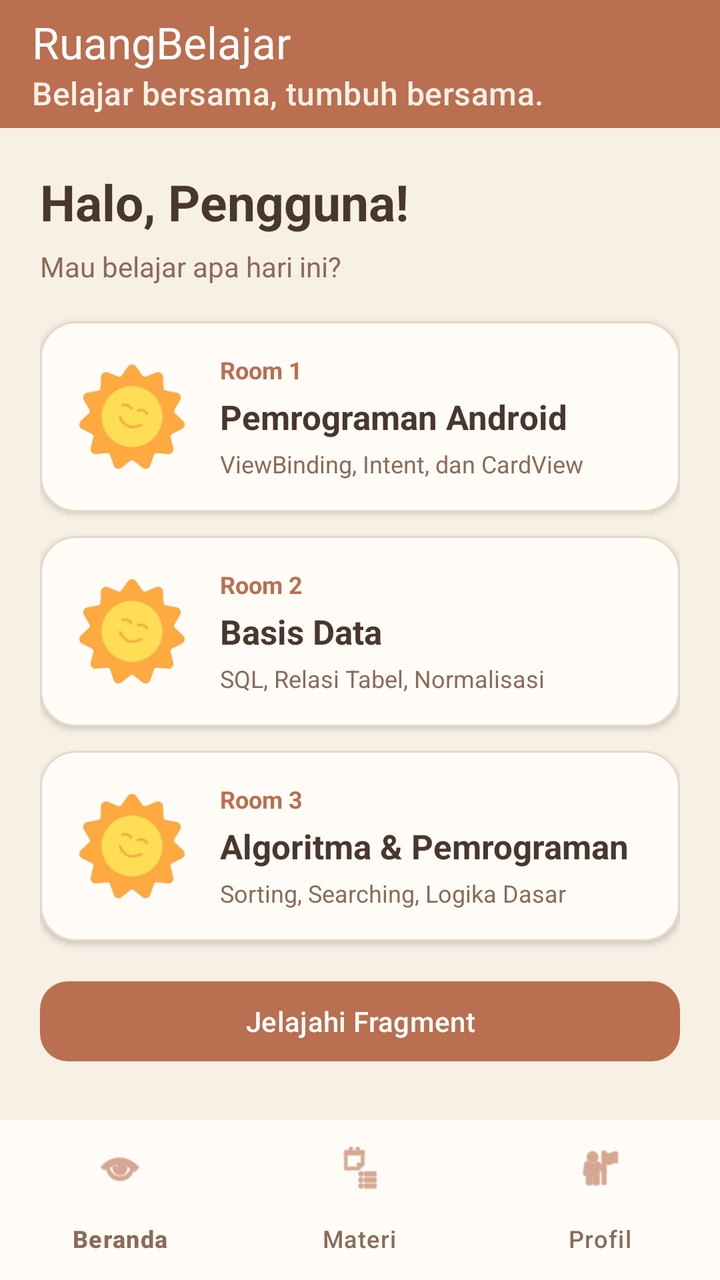
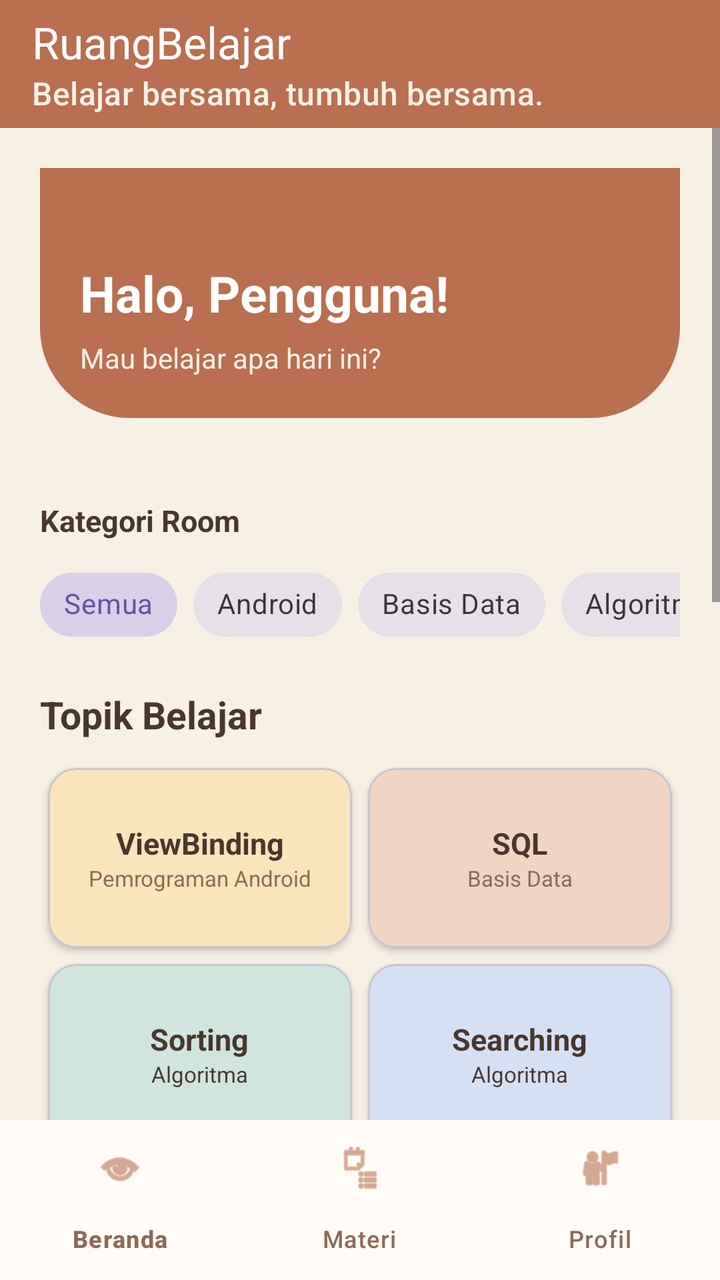

Two renders of the same Android screen: before a commit and after it. Below are the layout's source before the change and the commit's diff.
<!-- AndroidManifest.xml: application theme Theme.Wawa_tia -->
<!-- res/layout/activity_main.xml -->
<?xml version="1.0" encoding="utf-8"?>
<androidx.constraintlayout.widget.ConstraintLayout
    xmlns:android="http://schemas.android.com/apk/res/android"
    xmlns:app="http://schemas.android.com/apk/res-auto"
    android:id="@+id/main"
    android:layout_width="match_parent"
    android:layout_height="match_parent"
    android:background="#F7F0E5">

    <androidx.appcompat.widget.Toolbar
        android:id="@+id/toolbarMain"
        android:layout_width="0dp"
        android:layout_height="?attr/actionBarSize"
        android:background="#B96F50"
        app:title="RuangBelajar"
        app:subtitle="Belajar bersama, tumbuh bersama."
        app:titleTextColor="#FFFFFF"
        app:subtitleTextColor="#F7F0E5"
        app:layout_constraintTop_toTopOf="parent"
        app:layout_constraintStart_toStartOf="parent"
        app:layout_constraintEnd_toEndOf="parent" />

    <FrameLayout
        android:id="@+id/contentContainer"
        android:layout_width="0dp"
        android:layout_height="0dp"
        app:layout_constraintTop_toBottomOf="@id/toolbarMain"
        app:layout_constraintBottom_toTopOf="@id/bottomNavigation"
        app:layout_constraintStart_toStartOf="parent"
        app:layout_constraintEnd_toEndOf="parent">

        <ScrollView
            android:id="@+id/scrollHome"
            android:layout_width="match_parent"
            android:layout_height="match_parent"
            android:fillViewport="true">

            <LinearLayout
                android:layout_width="match_parent"
                android:layout_height="wrap_content"
                android:orientation="vertical"
                android:padding="20dp">

                <TextView
                    android:id="@+id/tvGreeting"
                    android:layout_width="match_parent"
                    android:layout_height="wrap_content"
                    android:text="Halo, Pengguna!"
                    android:textColor="#49372E"
                    android:textSize="25sp"
                    android:textStyle="bold" />

                <TextView
                    android:layout_width="match_parent"
                    android:layout_height="wrap_content"
                    android:layout_marginTop="6dp"
                    android:layout_marginBottom="18dp"
                    android:text="Mau belajar apa hari ini?"
                    android:textColor="#8B6B58"
                    android:textSize="14sp" />

                <com.google.android.material.card.MaterialCardView
                    android:id="@+id/cardRoom1"
                    android:layout_width="match_parent"
                    android:layout_height="wrap_content"
                    android:layout_marginBottom="12dp"
                    app:cardBackgroundColor="#FFFCF7"
                    app:cardCornerRadius="18dp"
                    app:cardElevation="2dp"
                    app:strokeColor="#E8D7C3"
                    app:strokeWidth="1dp">

                    <LinearLayout
                        android:layout_width="match_parent"
                        android:layout_height="wrap_content"
                        android:gravity="center_vertical"
                        android:orientation="horizontal"
                        android:padding="16dp">

                        <ImageView
                            android:layout_width="60dp"
                            android:layout_height="60dp"
                            android:contentDescription="Ikon Pemrograman Android"
                            android:src="@drawable/sunnieuser"
                            android:scaleType="fitCenter" />

                        <LinearLayout
                            android:layout_width="0dp"
                            android:layout_height="wrap_content"
                            android:layout_marginStart="14dp"
                            android:layout_weight="1"
                            android:orientation="vertical">

                            <TextView
                                android:layout_width="match_parent"
                                android:layout_height="wrap_content"
                                android:text="Room 1"
                                android:textColor="#B96F50"
                                android:textSize="12sp"
                                android:textStyle="bold" />

                            <TextView
                                android:layout_width="match_parent"
                                android:layout_height="wrap_content"
                                android:layout_marginTop="4dp"
                                android:text="Pemrograman Android"
                                android:textColor="#49372E"
                                android:textSize="17sp"
                                android:textStyle="bold" />

                            <TextView
                                android:layout_width="match_parent"
                                android:layout_height="wrap_content"
                                android:layout_marginTop="4dp"
                                android:text="ViewBinding, Intent, dan CardView"
                                android:textColor="#8B6B58"
                                android:textSize="12sp" />
                        </LinearLayout>
                    </LinearLayout>
                </com.google.android.material.card.MaterialCardView>

                <com.google.android.material.card.MaterialCardView
                    android:id="@+id/cardRoom2"
                    android:layout_width="match_parent"
                    android:layout_height="wrap_content"
                    android:layout_marginBottom="12dp"
                    app:cardBackgroundColor="#FFFCF7"
                    app:cardCornerRadius="18dp"
                    app:cardElevation="2dp"
                    app:strokeColor="#E8D7C3"
                    app:strokeWidth="1dp">

                    <LinearLayout
                        android:layout_width="match_parent"
                        android:layout_height="wrap_content"
                        android:gravity="center_vertical"
                        android:orientation="horizontal"
                        android:padding="16dp">

                        <ImageView
                            android:layout_width="60dp"
                            android:layout_height="60dp"
                            android:contentDescription="Ikon Basis Data"
                            android:src="@drawable/sunnieuser"
                            android:scaleType="fitCenter" />

                        <LinearLayout
                            android:layout_width="0dp"
                            android:layout_height="wrap_content"
                            android:layout_marginStart="14dp"
                            android:layout_weight="1"
                            android:orientation="vertical">

                            <TextView
                                android:layout_width="match_parent"
                                android:layout_height="wrap_content"
                                android:text="Room 2"
                                android:textColor="#B96F50"
                                android:textSize="12sp"
                                android:textStyle="bold" />

                            <TextView
                                android:layout_width="match_parent"
                                android:layout_height="wrap_content"
                                android:layout_marginTop="4dp"
                                android:text="Basis Data"
                                android:textColor="#49372E"
                                android:textSize="17sp"
                                android:textStyle="bold" />

                            <TextView
                                android:layout_width="match_parent"
                                android:layout_height="wrap_content"
                                android:layout_marginTop="4dp"
                                android:text="SQL, Relasi Tabel, Normalisasi"
                                android:textColor="#8B6B58"
                                android:textSize="12sp" />
                        </LinearLayout>
                    </LinearLayout>
                </com.google.android.material.card.MaterialCardView>

                <com.google.android.material.card.MaterialCardView
                    android:id="@+id/cardRoom3"
                    android:layout_width="match_parent"
                    android:layout_height="wrap_content"
                    android:layout_marginBottom="16dp"
                    app:cardBackgroundColor="#FFFCF7"
                    app:cardCornerRadius="18dp"
                    app:cardElevation="2dp"
                    app:strokeColor="#E8D7C3"
                    app:strokeWidth="1dp">

                    <LinearLayout
                        android:layout_width="match_parent"
                        android:layout_height="wrap_content"
                        android:gravity="center_vertical"
                        android:orientation="horizontal"
                        android:padding="16dp">

                        <ImageView
                            android:layout_width="60dp"
                            android:layout_height="60dp"
                            android:contentDescription="Ikon Algoritma"
                            android:src="@drawable/sunnieuser"
                            android:scaleType="fitCenter" />

                        <LinearLayout
                            android:layout_width="0dp"
                            android:layout_height="wrap_content"
                            android:layout_marginStart="14dp"
                            android:layout_weight="1"
                            android:orientation="vertical">

                            <TextView
                                android:layout_width="match_parent"
                                android:layout_height="wrap_content"
                                android:text="Room 3"
                                android:textColor="#B96F50"
                                android:textSize="12sp"
                                android:textStyle="bold" />

                            <TextView
                                android:layout_width="match_parent"
                                android:layout_height="wrap_content"
                                android:layout_marginTop="4dp"
                                android:text="Algoritma &amp; Pemrograman"
                                android:textColor="#49372E"
                                android:textSize="17sp"
                                android:textStyle="bold" />

                            <TextView
                                android:layout_width="match_parent"
                                android:layout_height="wrap_content"
                                android:layout_marginTop="4dp"
                                android:text="Sorting, Searching, Logika Dasar"
                                android:textColor="#8B6B58"
                                android:textSize="12sp" />
                        </LinearLayout>
                    </LinearLayout>
                </com.google.android.material.card.MaterialCardView>

                <com.google.android.material.button.MaterialButton
                    android:id="@+id/btnToSixth"
                    android:layout_width="match_parent"
                    android:layout_height="wrap_content"
                    android:text="Jelajahi Fragment"
                    android:textAllCaps="false"
                    app:backgroundTint="#B96F50"
                    app:cornerRadius="14dp" />

            </LinearLayout>
        </ScrollView>

        <LinearLayout
            android:id="@+id/materialContent"
            android:layout_width="match_parent"
            android:layout_height="match_parent"
            android:orientation="vertical"
            android:padding="20dp"
            android:visibility="gone">

            <TextView
                android:layout_width="match_parent"
                android:layout_height="wrap_content"
                android:text="Materi Belajar"
                android:textColor="#49372E"
                android:textSize="25sp"
                android:textStyle="bold" />

            <ListView
                android:id="@+id/listMaterials"
                android:layout_width="match_parent"
                android:layout_height="match_parent"
                android:layout_marginTop="12dp"
                android:divider="#E8D7C3"
                android:dividerHeight="1dp" />

        </LinearLayout>

        <ScrollView
            android:id="@+id/profileContent"
            android:layout_width="match_parent"
            android:layout_height="match_parent"
            android:visibility="gone">

            <LinearLayout
                android:layout_width="match_parent"
                android:layout_height="wrap_content"
                android:orientation="vertical"
                android:padding="24dp">

                <TextView
                    android:layout_width="match_parent"
                    android:layout_height="wrap_content"
                    android:text="Profil Pengguna"
                    android:textColor="#49372E"
                    android:textSize="25sp"
                    android:textStyle="bold" />

                <TextView
                    android:id="@+id/tvProfileUsername"
                    android:layout_width="match_parent"
                    android:layout_height="wrap_content"
                    android:layout_marginTop="20dp"
                    android:padding="16dp"
                    android:background="#FFFCF7"
                    android:text="Username"
                    android:textColor="#49372E"
                    android:textSize="18sp" />

                <com.google.android.material.button.MaterialButton
                    android:id="@+id/btnLogout"
                    android:layout_width="match_parent"
                    android:layout_height="wrap_content"
                    android:layout_marginTop="20dp"
                    android:text="Log Out"
                    android:textAllCaps="false"
                    app:backgroundTint="#B96F50"
                    app:cornerRadius="14dp" />

            </LinearLayout>
        </ScrollView>

    </FrameLayout>

    <com.google.android.material.bottomnavigation.BottomNavigationView
        android:id="@+id/bottomNavigation"
        android:layout_width="0dp"
        android:layout_height="wrap_content"
        android:background="#FFFCF7"
        app:itemIconTint="#B96F50"
        app:itemTextColor="#8B6B58"
        app:labelVisibilityMode="labeled"
        app:menu="@menu/menu_bottom_navigation"
        app:layout_constraintBottom_toBottomOf="parent"
        app:layout_constraintStart_toStartOf="parent"
        app:layout_constraintEnd_toEndOf="parent" />

</androidx.constraintlayout.widget.ConstraintLayout>
<!-- resources referenced by this layout -->
<resources>
  <!-- drawable sunnieuser: png bitmap (drawable, 23589 bytes) -->
  <style name="Theme.Wawa_tia" parent="Base.Theme.Wawa_tia" />
  <style name="Base.Theme.Wawa_tia" parent="Theme.Material3.DayNight.NoActionBar">
          
          
      </style>
</resources>

<!-- the commit's change to res/layout/activity_main.xml (unified diff, before → after) -->
@@ -7,6 +7,7 @@
     android:layout_height="match_parent"
     android:background="#F7F0E5">
 
+    
     <androidx.appcompat.widget.Toolbar
         android:id="@+id/toolbarMain"
         android:layout_width="0dp"
@@ -20,6 +21,7 @@
         app:layout_constraintStart_toStartOf="parent"
         app:layout_constraintEnd_toEndOf="parent" />
 
+    
     <FrameLayout
         android:id="@+id/contentContainer"
         android:layout_width="0dp"
@@ -29,6 +31,7 @@
         app:layout_constraintStart_toStartOf="parent"
         app:layout_constraintEnd_toEndOf="parent">
 
+        
         <ScrollView
             android:id="@+id/scrollHome"
             android:layout_width="match_parent"
@@ -41,24 +44,254 @@
                 android:orientation="vertical"
                 android:padding="20dp">
 
+                
+                <LinearLayout
+                    android:layout_width="match_parent"
+                    android:layout_height="150dp"
+                    android:orientation="vertical"
+                    android:gravity="center_vertical"
+                    android:padding="20dp"
+                    android:layout_marginBottom="16dp"
+                    android:background="@drawable/bg_header_wave">
+
+                    <TextView
+                        android:id="@+id/tvGreeting"
+                        android:layout_width="match_parent"
+                        android:layout_height="wrap_content"
+                        android:text="Halo, Pengguna!"
+                        android:textColor="#FFFFFF"
+                        android:textSize="25sp"
+                        android:textStyle="bold" />
+
+                    <TextView
+                        android:layout_width="match_parent"
+                        android:layout_height="wrap_content"
+                        android:layout_marginTop="6dp"
+                        android:text="Mau belajar apa hari ini?"
+                        android:textColor="#F7F0E5"
+                        android:textSize="14sp" />
+                </LinearLayout>
+
+                
                 <TextView
-                    android:id="@+id/tvGreeting"
-                    android:layout_width="match_parent"
-                    android:layout_height="wrap_content"
-                    android:text="Halo, Pengguna!"
+                    android:layout_width="match_parent"
+                    android:layout_height="wrap_content"
+                    android:layout_marginBottom="8dp"
+                    android:text="Kategori Room"
                     android:textColor="#49372E"
-                    android:textSize="25sp"
+                    android:textSize="15sp"
                     android:textStyle="bold" />
 
+                <HorizontalScrollView
+                    android:layout_width="match_parent"
+                    android:layout_height="wrap_content"
+                    android:scrollbars="none">
+
+                    <com.google.android.material.chip.ChipGroup
+                        android:id="@+id/chipGroupRoom"
+                        android:layout_width="wrap_content"
+                        android:layout_height="wrap_content"
+                        app:singleSelection="true"
+                        app:selectionRequired="true">
+
+                        <com.google.android.material.chip.Chip
+                            android:id="@+id/chipSemua"
+                            style="@style/Widget.MaterialComponents.Chip.Choice"
+                            android:layout_width="wrap_content"
+                            android:layout_height="wrap_content"
+                            android:checked="true"
+                            android:text="Semua"
+                            app:checkedIconVisible="false" />
+
+                        <com.google.android.material.chip.Chip
+                            android:id="@+id/chipAndroid"
+                            style="@style/Widget.MaterialComponents.Chip.Choice"
+                            android:layout_width="wrap_content"
+                            android:layout_height="wrap_content"
+                            android:text="Android"
+                            app:checkedIconVisible="false" />
+
+                        <com.google.android.material.chip.Chip
+                            android:id="@+id/chipBasisData"
+                            style="@style/Widget.MaterialComponents.Chip.Choice"
+                            android:layout_width="wrap_content"
+                            android:layout_height="wrap_content"
+                            android:text="Basis Data"
+                            app:checkedIconVisible="false" />
+
+                        <com.google.android.material.chip.Chip
+                            android:id="@+id/chipAlgoritma"
+                            style="@style/Widget.MaterialComponents.Chip.Choice"
+                            android:layout_width="wrap_content"
+                            android:layout_height="wrap_content"
+                            android:text="Algoritma"
+                            app:checkedIconVisible="false" />
+
+                    </com.google.android.material.chip.ChipGroup>
+                </HorizontalScrollView>
+
+                
                 <TextView
                     android:layout_width="match_parent"
                     android:layout_height="wrap_content"
-                    android:layout_marginTop="6dp"
-                    android:layout_marginBottom="18dp"
-                    android:text="Mau belajar apa hari ini?"
-                    android:textColor="#8B6B58"
-                    android:textSize="14sp" />
-
+                    android:layout_marginTop="18dp"
+                    android:layout_marginBottom="10dp"
+                    android:text="Topik Belajar"
+                    android:textColor="#49372E"
+                    android:textSize="19sp"
+                    android:textStyle="bold" />
+
+                <GridLayout
+                    android:id="@+id/gridKategori"
+                    android:layout_width="match_parent"
+                    android:layout_height="wrap_content"
+                    android:columnCount="2"
+                    android:rowCount="2"
+                    android:alignmentMode="alignMargins"
+                    android:useDefaultMargins="true">
+
+                    
+                    <com.google.android.material.card.MaterialCardView
+                        android:layout_width="0dp"
+                        android:layout_height="90dp"
+                        android:layout_columnWeight="1"
+                        app:cardBackgroundColor="#FAE5BA"
+                        app:cardCornerRadius="14dp"
+                        app:cardElevation="2dp">
+
+                        <LinearLayout
+                            android:layout_width="match_parent"
+                            android:layout_height="match_parent"
+                            android:gravity="center"
+                            android:orientation="vertical">
+
+                            <TextView
+                                android:layout_width="wrap_content"
+                                android:layout_height="wrap_content"
+                                android:text="ViewBinding"
+                                android:textColor="#49372E"
+                                android:textSize="15sp"
+                                android:textStyle="bold" />
+
+                            <TextView
+                                android:layout_width="wrap_content"
+                                android:layout_height="wrap_content"
+                                android:text="Pemrograman Android"
+                                android:textColor="#8B6B58"
+                                android:textSize="11sp" />
+                        </LinearLayout>
+                    </com.google.android.material.card.MaterialCardView>
+
+                    
+                    <com.google.android.material.card.MaterialCardView
+                        android:layout_width="0dp"
+                        android:layout_height="90dp"
+                        android:layout_columnWeight="1"
+                        app:cardBackgroundColor="#F2D4C3"
+                        app:cardCornerRadius="14dp"
+                        app:cardElevation="2dp">
+
+                        <LinearLayout
+                            android:layout_width="match_parent"
+                            android:layout_height="match_parent"
+                            android:gravity="center"
+                            android:orientation="vertical">
+
+                            <TextView
+                                android:layout_width="wrap_content"
+                                android:layout_height="wrap_content"
+                                android:text="SQL"
+                                android:textColor="#49372E"
+                                android:textSize="15sp"
+                                android:textStyle="bold" />
+
+                            <TextView
+                                android:layout_width="wrap_content"
+                                android:layout_height="wrap_content"
+                                android:text="Basis Data"
+                                android:textColor="#8B6B58"
+                                android:textSize="11sp" />
+                        </LinearLayout>
+                    </com.google.android.material.card.MaterialCardView>
+
+                    
+                    <com.google.android.material.card.MaterialCardView
+                        android:layout_width="0dp"
+                        android:layout_height="90dp"
+                        android:layout_columnWeight="1"
+                        app:cardBackgroundColor="#CFE5DE"
+                        app:cardCornerRadius="14dp"
+                        app:cardElevation="2dp">
+
+                        <LinearLayout
+                            android:layout_width="match_parent"
+                            android:layout_height="match_parent"
+                            android:gravity="center"
+                            android:orientation="vertical">
+
+                            <TextView
+                                android:layout_width="wrap_content"
+                                android:layout_height="wrap_content"
+                                android:text="Sorting"
+                                android:textColor="#49372E"
+                                android:textSize="15sp"
+                                android:textStyle="bold" />
+
+                            <TextView
+                                android:layout_width="wrap_content"
+                                android:layout_height="wrap_content"
+                                android:text="Algoritma"
+                                android:textColor="#49372E"
+                                android:textSize="11sp" />
+                        </LinearLayout>
+                    </com.google.android.material.card.MaterialCardView>
+
+                    
+                    <com.google.android.material.card.MaterialCardView
+                        android:layout_width="0dp"
+                        android:layout_height="90dp"
+                        android:layout_columnWeight="1"
+                        app:cardBackgroundColor="#D6E0F5"
+                        app:cardCornerRadius="14dp"
+                        app:cardElevation="2dp">
+
+                        <LinearLayout
+                            android:layout_width="match_parent"
+                            android:layout_height="match_parent"
+                            android:gravity="center"
+                            android:orientation="vertical">
+
+                            <TextView
+                                android:layout_width="wrap_content"
+                                android:layout_height="wrap_content"
+                                android:text="Searching"
+                                android:textColor="#49372E"
+                                android:textSize="15sp"
+                                android:textStyle="bold" />
+
+                            <TextView
+                                android:layout_width="wrap_content"
+                                android:layout_height="wrap_content"
+                                android:text="Algoritma"
+                                android:textColor="#49372E"
+                                android:textSize="11sp" />
+                        </LinearLayout>
+                    </com.google.android.material.card.MaterialCardView>
+
+                </GridLayout>
+
+                
+                <TextView
+                    android:layout_width="match_parent"
+                    android:layout_height="wrap_content"
+                    android:layout_marginTop="20dp"
+                    android:layout_marginBottom="12dp"
+                    android:text="Room Belajar"
+                    android:textColor="#49372E"
+                    android:textSize="19sp"
+                    android:textStyle="bold" />
+
+                
                 <com.google.android.material.card.MaterialCardView
                     android:id="@+id/cardRoom1"
                     android:layout_width="match_parent"
@@ -119,6 +352,7 @@
                     </LinearLayout>
                 </com.google.android.material.card.MaterialCardView>
 
+                
                 <com.google.android.material.card.MaterialCardView
                     android:id="@+id/cardRoom2"
                     android:layout_width="match_parent"
@@ -179,6 +413,7 @@
                     </LinearLayout>
                 </com.google.android.material.card.MaterialCardView>
 
+                
                 <com.google.android.material.card.MaterialCardView
                     android:id="@+id/cardRoom3"
                     android:layout_width="match_parent"
@@ -239,6 +474,7 @@
                     </LinearLayout>
                 </com.google.android.material.card.MaterialCardView>
 
+                
                 <com.google.android.material.button.MaterialButton
                     android:id="@+id/btnToSixth"
                     android:layout_width="match_parent"
@@ -248,8 +484,21 @@
                     app:backgroundTint="#B96F50"
                     app:cornerRadius="14dp" />
 
+                
+                <com.google.android.material.button.MaterialButton
+                    android:id="@+id/btnToNinth"
+                    android:layout_width="match_parent"
+                    android:layout_height="wrap_content"
+                    android:layout_marginTop="10dp"
+                    android:layout_marginBottom="16dp"
+                    android:text="tambah room"
+                    android:textAllCaps="false"
+                    app:backgroundTint="#B96F50"
+                    app:cornerRadius="14dp" />
+
             </LinearLayout>
         </ScrollView>
+
 
         <LinearLayout
             android:id="@+id/materialContent"
@@ -262,7 +511,7 @@
             <TextView
                 android:layout_width="match_parent"
                 android:layout_height="wrap_content"
-                android:text="Materi Belajar"
+                android:text="Sumber Belajar"
                 android:textColor="#49372E"
                 android:textSize="25sp"
                 android:textStyle="bold" />
@@ -274,9 +523,9 @@
                 android:layout_marginTop="12dp"
                 android:divider="#E8D7C3"
                 android:dividerHeight="1dp" />
-
         </LinearLayout>
 
+        
         <ScrollView
             android:id="@+id/profileContent"
             android:layout_width="match_parent"
@@ -317,12 +566,12 @@
                     android:textAllCaps="false"
                     app:backgroundTint="#B96F50"
                     app:cornerRadius="14dp" />
-
             </LinearLayout>
         </ScrollView>
 
     </FrameLayout>
 
+    
     <com.google.android.material.bottomnavigation.BottomNavigationView
         android:id="@+id/bottomNavigation"
         android:layout_width="0dp"
<!-- resource entries referenced after the edit -->
@@ -1,5 +1,25 @@
 <!-- resources referenced by this layout -->
 <resources>
+  <!-- drawable bg_header_wave (drawable) -->
+  <?xml version="1.0" encoding="utf-8"?>
+  <layer-list xmlns:android="http://schemas.android.com/apk/res/android">
+  
+      <item>
+          <shape android:shape="rectangle">
+              <solid android:color="#F7F0E5" />
+          </shape>
+      </item>
+  
+      <item android:bottom="25dp">
+          <shape android:shape="rectangle">
+              <solid android:color="#B96F50" />
+              <corners
+                  android:bottomLeftRadius="45dp"
+                  android:bottomRightRadius="45dp" />
+          </shape>
+      </item>
+  
+  </layer-list>
   <!-- drawable sunnieuser: png bitmap (drawable, 23589 bytes) -->
   <style name="Theme.Wawa_tia" parent="Base.Theme.Wawa_tia" />
   <style name="Base.Theme.Wawa_tia" parent="Theme.Material3.DayNight.NoActionBar">
